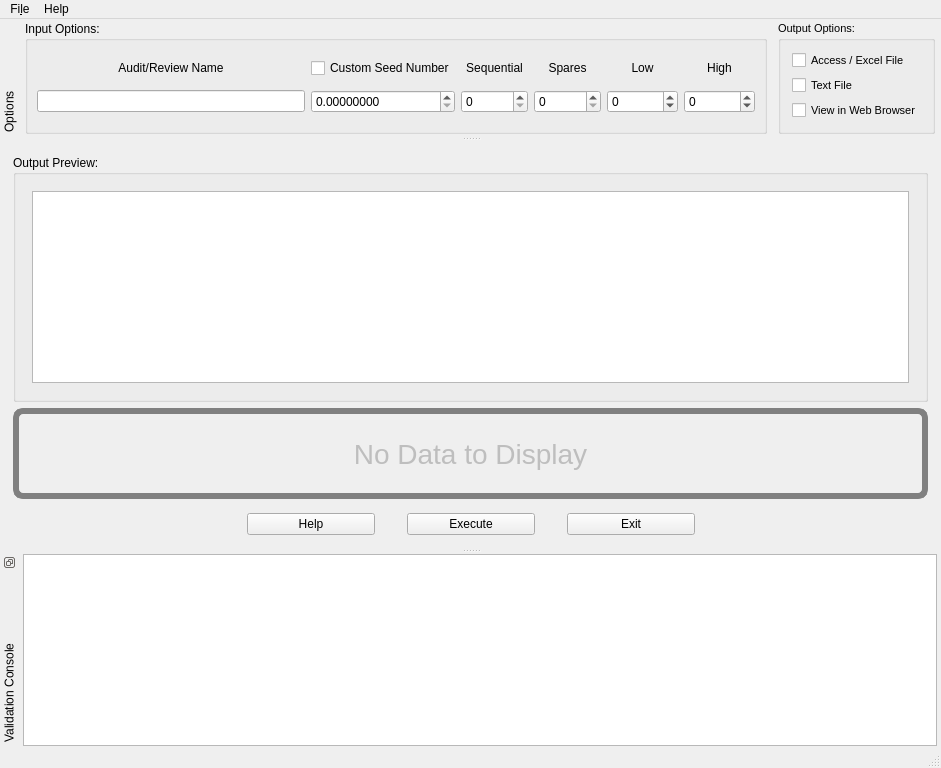
Before: the Qt Designer form products/RAT-STATS/rstats_modules/single_stage_random_numbers/src/UIRStatsSSRN.ui in cbtek/RStats2017, drawn with Qt 5.
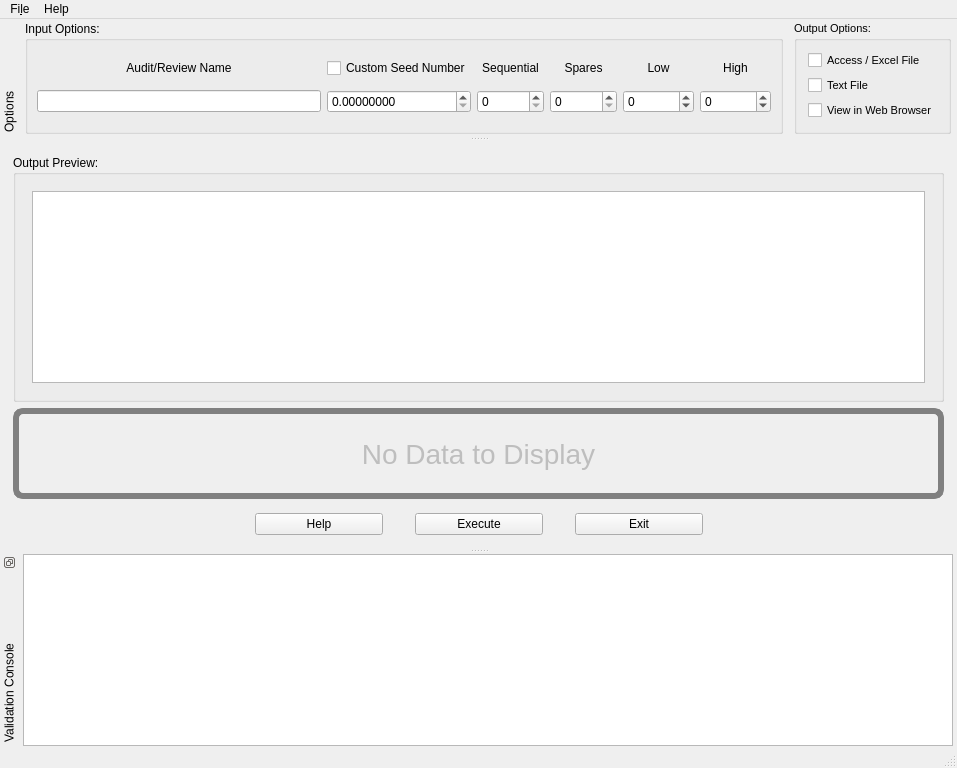
After: the same form once the commit is applied.

Commit message: Added two new libraries for reading xls and xlsx Updated all modules to use QTextBrowser instead of QTableWidget Fixed tab ordering in SVA and UVA

```diff
--- a/products/RAT-STATS/rstats_modules/single_stage_random_numbers/src/UIRStatsSSRN.ui
+++ b/products/RAT-STATS/rstats_modules/single_stage_random_numbers/src/UIRStatsSSRN.ui
@@ -6,7 +6,7 @@
    <rect>
     <x>0</x>
     <y>0</y>
-    <width>941</width>
+    <width>957</width>
     <height>768</height>
    </rect>
   </property>
@@ -61,11 +61,7 @@
            <number>16</number>
           </property>
           <item>
-           <widget class="QTableWidget" name="m_tblOutput">
-            <property name="enabled">
-             <bool>true</bool>
-            </property>
-           </widget>
+           <widget class="QTextBrowser" name="m_txtOutput"/>
           </item>
          </layout>
         </widget>
@@ -473,7 +469,7 @@
     <rect>
      <x>0</x>
      <y>0</y>
-     <width>941</width>
+     <width>957</width>
      <height>20</height>
     </rect>
    </property>
```
Left out of the diff: 5 changed lines with no effect on the pictures. The commit also changes 362 other files.
